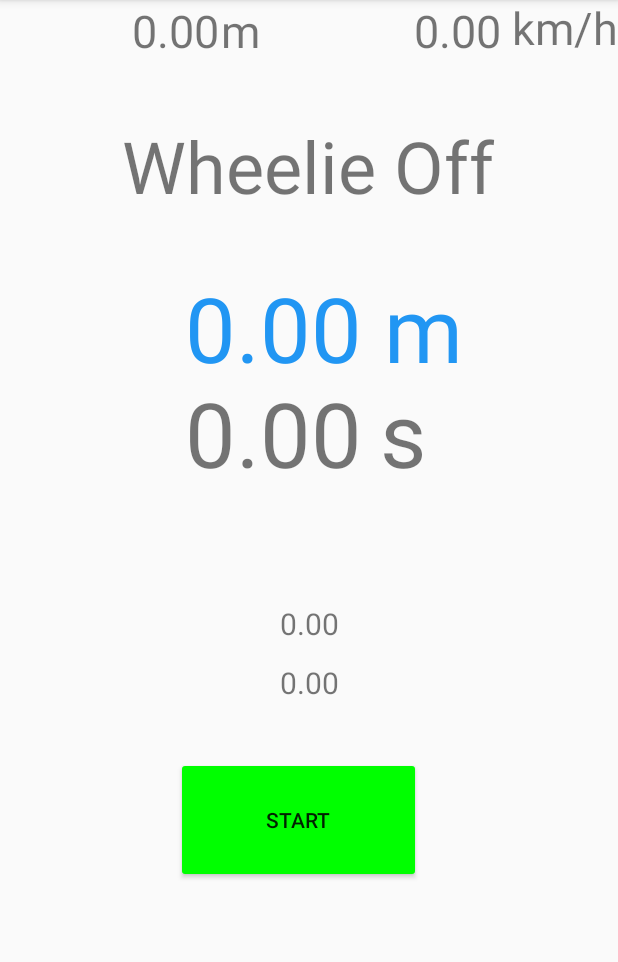
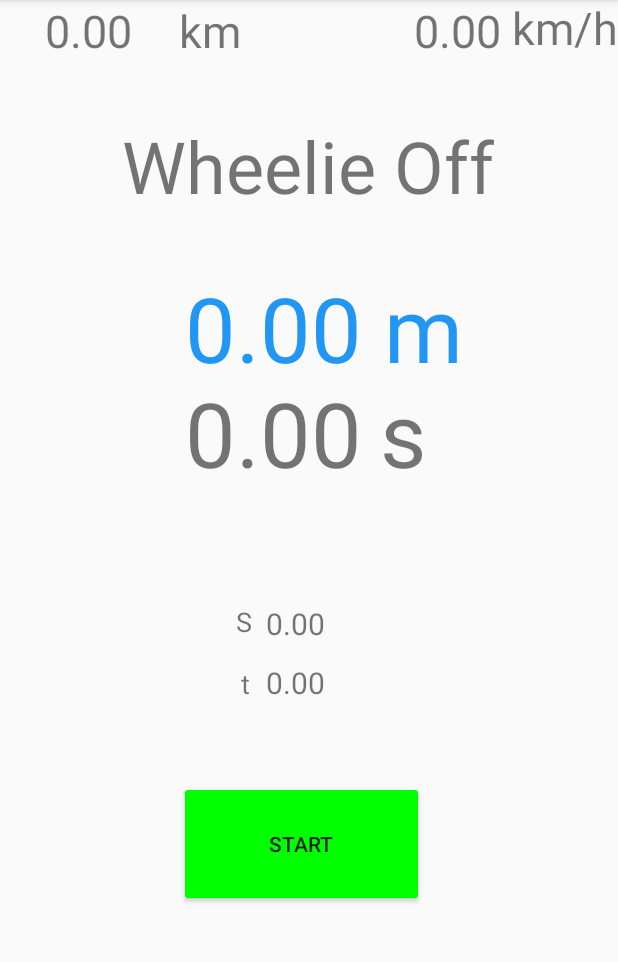
Before and after one commit to MateuszPazdzio/MyBiking, an Android app: the screen it shows after launch (MainActivity), on a phone screen of 412 x 824 dp, the part 84-1046 px from its top. Run offline under Robolectric (Android 15) with nearby library versions, the phone set to English and light mode, and no system bars.

Commit message:
Changing distance representation from meters to kilometers

```diff
--- a/src/MyBikingApp/app/src/main/java/com/example/gpstrackingdemo/MainActivity.java
+++ b/src/MyBikingApp/app/src/main/java/com/example/gpstrackingdemo/MainActivity.java
@@ -48,21 +48,10 @@ public class MainActivity extends AppCompatActivity implements SensorEventListen
     private Button btnStart;
 //            btnStop;
     private MediaPlayer mediaPlayer;
+    //for calculating max x rotation, while doing wheelie
     private List<Float> rotaionXList = new ArrayList<>();
-    TextView tv_lon, tv_altitude,
-//            tv_accuracy,
-            tv_speed,
-//            tv_address2,
-            tv_distance,
-        tv_time,tv_totalWheelieDistance,
-            tv_lastWheeleDistance,tv_lastWheeleTime;
-//    TextView tv_wayPointCounts,tv_updates,tv_sensor;
+    TextView tv_speed, tv_distance, tv_time,tv_totalWheelieDistance, tv_lastWheeleDistance,tv_lastWheeleTime;
 
-//    Button btn_newWaypoint, btn_showWayPointList, btn_showMap, btnTester;
-    Switch sw_locationupdates;
-//    Switch sw_gps;
-
-//    boolean updateOn = false;
     boolean isWheeleMode = false;
     boolean isRideModeOn = false;
 
@@ -79,6 +68,7 @@ public class MainActivity extends AppCompatActivity implements SensorEventListen
     private  Ride ride;
     private WheeleRide wheeleRide;
     private double RideDistance;
+    private ArrayList<Double> rotationsValues = new ArrayList<Double>();
 
     @Override
     protected void onCreate(Bundle savedInstanceState) {
@@ -148,35 +138,17 @@ public class MainActivity extends AppCompatActivity implements SensorEventListen
                 }
             }
         });
-//        btnStop.setOnClickListener(new View.OnClickListener() {
-//            @Override
-//            public void onClick(View view) {
-//                isRideModeOn = false;
-//                tv_lastWheeleDistance.setText(tv_totalWheelieDistance.getText().toString());
-//                tv_lastWheeleTime.setText(tv_time.getText().toString());
-//                stopLocationUpdates();
-//                RideDistance = 0.00;
-//
-//            }
-//        });
+
         updateGPS();
     }
 
     private void stopLocationUpdates() {
-//        tv_updates.setText("Location is NOT tracked");
-//        tv_lat.setText("Not tracking location");
-//        tv_lon.setText("Not tracking location");
+
         tv_speed.setText("0.00");
-//        tv_address2.setText("Not tracking location");
-//        tv_accuracy.setText("Not tracking location");
-//        tv_altitude.setText("Not tracking location");
         tv_distance.setText("0.00");
-
         ride.setEndingDateTime(LocalDateTime.now());
         ride.setDistance(RideDistance);
-
         new FetchData(ride).execute();
-
 
         fusedLocationProviderClient.removeLocationUpdates(locationCallBack);
     }
@@ -260,7 +232,7 @@ public class MainActivity extends AppCompatActivity implements SensorEventListen
             if(distaceTraveledBetwee2Locations<2.0){
                 distaceTraveledBetwee2Locations = 0.00;
             }
-            RideDistance += distaceTraveledBetwee2Locations;
+            RideDistance += Math.round(distaceTraveledBetwee2Locations/1000);
 
             if(wheeleRide!=null){
                 wheeleRide.AddIWheeleItem(new WheeleItem(point,location.getSpeed(),location.getAltitude(),address,distaceTraveledBetwee2Locations, Collections.max(rotaionXList)));
@@ -273,31 +245,11 @@ public class MainActivity extends AppCompatActivity implements SensorEventListen
         updateRideDetails(location);
         rotaionXList.clear();
 
-//        distaceTraveledBetwee2Locations = calcDistance(location.getLatitude(),location.getLongitude());
-//        distaceTraveledBetwee2Locations = String.valueOf(distance);
         if(isWheeleMode){
             tv_totalWheelieDistance.setText(String.valueOf(Double.parseDouble(tv_totalWheelieDistance.getText().toString())+distaceTraveledBetwee2Locations));
         }
         tv_distance.setText(String.valueOf(RideDistance));
-//        if(distaceTraveledBetwee2Locations==0.0){
-//            tv_distance.setText("0.00");
-//
-//        }else {
-//            tv_distance.setText(String.valueOf(RideDistance));
-////            tv_distance.setText(String.valueOf(Double.parseDouble(tv_distance.getText().toString())+distaceTraveledBetwee2Locations));
-//
-//        }
 
-//        tv_lat.setText(String.valueOf(location.getLatitude()));
-//        tv_lon.setText(String.valueOf(location.getLongitude()));
-//        tv_accuracy.setText(String.valueOf(location.getAccuracy()));
-
-//        if(location.hasAltitude()){
-//            tv_altitude.setText(String.valueOf(location.getAltitude()));
-//        }
-//        else{
-//            tv_altitude.setText("Not available");
-//        }
 
         if(location.hasSpeed() && isRideModeOn){
             tv_speed.setText(String.valueOf(location.getSpeed()*3.6f));
@@ -310,7 +262,6 @@ public class MainActivity extends AppCompatActivity implements SensorEventListen
         Geocoder geocoder = new Geocoder(MainActivity.this);
         try{
             List<Address> addresses = geocoder.getFromLocation(location.getLatitude(),location.getLongitude(),1);
-//            tv_address2.setText(addresses.get(0).getAddressLine(0));
         }
         catch (Exception e){
 //            tv_address2.setText("Unable to get street address");
@@ -337,14 +288,11 @@ public class MainActivity extends AppCompatActivity implements SensorEventListen
 
     @Override
     public void onSensorChanged(SensorEvent sensorEvent) {
-        float changedValue = sensorEvent.values[0];
-//        text.setText(String.valueOf(changedValue));
+
         if(sensorEvent.sensor.getType()==Sensor.TYPE_GAME_ROTATION_VECTOR && isRideModeOn){
 
             float x = sensorEvent.values[0];//Rotation around x-axis (roll)
-            float y = sensorEvent.values[1];//Rotation around y-axis (pitch)
-            float z = sensorEvent.values[2];//Rotation around z-axis (yaw)
-//            rotateY.setText(String.valueOf(x));
+
             if(x>0.25f && startTime==0.00){
                 rotaionXList.add(x);
                 wheeleRide = new WheeleRide(LocalDateTime.now());
@@ -367,8 +315,10 @@ public class MainActivity extends AppCompatActivity implements SensorEventListen
                 if(isWheeleMode){
                     wheeleRide.setDurationTime(tv_time.getText().toString());
                     wheeleRide.setEndingDateTime(LocalDateTime.now());
-                    wheeleRide.setDistnace(tv_totalWheelieDistance.getText().toString());
-                    if(Double.parseDouble(tv_time.getText().toString())>3.0){
+                    double totalWheelieDistance = Double.parseDouble(tv_totalWheelieDistance.getText().toString());
+
+                    if(Double.parseDouble(tv_time.getText().toString())>5.0 && totalWheelieDistance>0.0){
+                        wheeleRide.setDistance(totalWheelieDistance);
                         ride.AddWheeleRide(wheeleRide);
                     }
                     wheeleRide = null;
@@ -385,6 +335,23 @@ public class MainActivity extends AppCompatActivity implements SensorEventListen
             }
 
         }
+    }
+
+    private double calcRotationValue(double rotationValue) {
+        //calculation only when count of rotation x values is greater than 50 for better factor adjustment
+        int rotationValuesSize = rotationsValues.size();
+        if(rotationValuesSize>=50){
+            double sum = rotationsValues.stream()
+                    .mapToDouble(Double::doubleValue)
+                    .sum();
+            double mean = sum/rotationValuesSize;
+
+            return  mean;
+        }
+        else{
+            rotationsValues.add(rotationValue);
+        }
+        return 025d;
     }
 
     @Override
--- a/src/MyBikingApp/app/src/main/res/layout/activity_main.xml
+++ b/src/MyBikingApp/app/src/main/res/layout/activity_main.xml
@@ -8,9 +8,9 @@
 
     <TextView
             android:id="@+id/tv_speed2"
-            android:layout_width="31dp"
+            android:layout_width="53dp"
             android:layout_height="38dp"
-            android:text="m"
+            android:text="km"
             tools:layout_editor_absoluteY="5dp"
             android:textSize="30sp" android:paddingRight="0dp"
             app:layout_constraintStart_toEndOf="@+id/tv_distance"/>
@@ -59,13 +59,13 @@
             android:layout_width="163dp"
             android:layout_height="84dp" android:id="@+id/btnStart"
             android:backgroundTint="@color/button_background_color"
-            app:layout_constraintTop_toBottomOf="@+id/tv_lastWheeleTime" android:layout_marginTop="36dp"
+            app:layout_constraintTop_toBottomOf="@+id/textView2"
             app:layout_constraintStart_toStartOf="parent" app:layout_constraintEnd_toEndOf="parent"
-            app:layout_constraintHorizontal_bias="0.471"/>
+            app:layout_constraintHorizontal_bias="0.479" android:layout_marginTop="52dp"/>
     <TextView
             android:text="0.00"
-            android:layout_width="wrap_content"
-            android:layout_height="wrap_content"
+            android:layout_width="58dp"
+            android:layout_height="27dp"
             android:id="@+id/tv_lastWheelieDistance"
             app:layout_constraintTop_toBottomOf="@+id/tv_time" android:layout_marginTop="80dp" android:textSize="20sp"
             app:layout_constraintStart_toStartOf="parent" app:layout_constraintEnd_toEndOf="parent"/>
@@ -81,11 +81,11 @@
             app:layout_constraintTop_toBottomOf="@+id/tv_totalWheelieDistance" android:layout_marginTop="4dp"/>
     <TextView
             android:text="0.00"
-            android:layout_width="wrap_content"
-            android:layout_height="wrap_content" android:id="@+id/tv_lastWheeleTime"
+            android:layout_width="61dp"
+            android:layout_height="27dp" android:id="@+id/tv_lastWheeleTime"
             app:layout_constraintTop_toBottomOf="@+id/tv_lastWheelieDistance"
             android:layout_marginTop="12dp" android:textSize="20sp" app:layout_constraintStart_toStartOf="parent"
-            app:layout_constraintEnd_toEndOf="parent"/>
+            app:layout_constraintEnd_toEndOf="parent" app:layout_constraintHorizontal_bias="0.505"/>
     <TextView
             android:text="km/h"
             android:layout_width="wrap_content"
@@ -95,9 +95,24 @@
             app:layout_constraintEnd_toEndOf="parent"/>
     <TextView
             android:text="0.00"
-            android:layout_width="59dp"
+            android:layout_width="89dp"
             android:layout_height="38dp" android:id="@+id/tv_distance"
             android:textSize="30sp" tools:layout_editor_absoluteY="5dp" app:layout_constraintStart_toStartOf="parent"
-            android:layout_marginStart="88dp"/>
+            android:layout_marginStart="30dp"/>
+    <TextView
+            android:text="S"
+            android:layout_width="21dp"
+            android:layout_height="25dp" android:id="@+id/textView"
+            app:layout_constraintEnd_toStartOf="@+id/tv_lastWheelieDistance" android:textSize="18sp"
+            android:textAlignment="center" android:layout_marginEnd="4dp"
+            app:layout_constraintTop_toBottomOf="@+id/tv_time" android:layout_marginTop="80dp"/>
+    <TextView
+            android:text="t"
+            android:layout_width="20dp"
+            android:layout_height="25dp" android:id="@+id/textView2"
+            android:textSize="18sp" android:textAlignment="center"
+            app:layout_constraintEnd_toStartOf="@+id/tv_lastWheeleTime"
+            android:layout_marginEnd="4dp" app:layout_constraintTop_toBottomOf="@+id/textView"
+            android:layout_marginTop="16dp"/>
 
 </androidx.constraintlayout.widget.ConstraintLayout>
```
Also changed, not shown: src/MyBikingApp/app/src/main/java/com/example/gpstrackingdemo/WheeleRide.java (+5 -5 lines), 1 other file.
